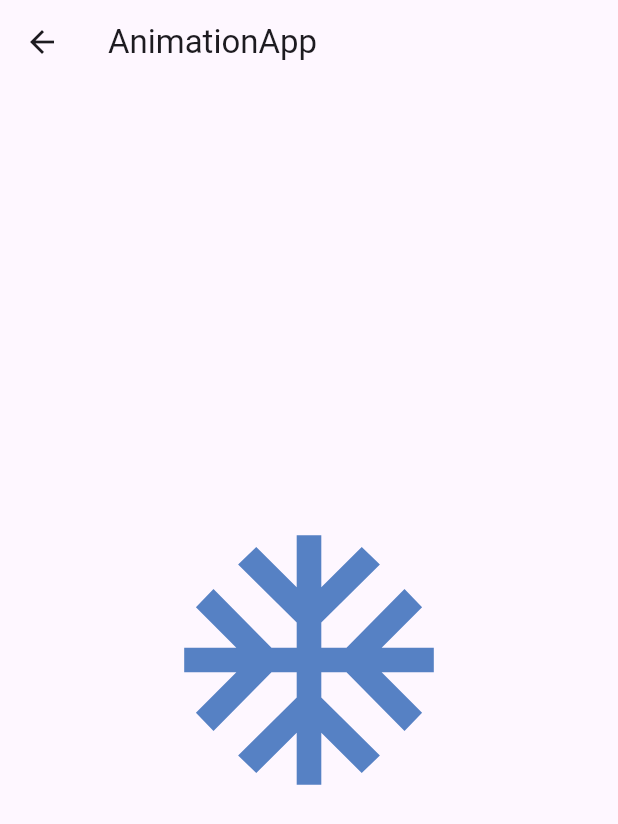
After one commit to KeingCasabona/Tecsup-semana12-flutter_codigo_animation, a Flutter app: the screen it shows after launch, scrolled down 1152 dp, after a tap on "Animation Page", on a phone screen of 412 x 824 dp. The commit adds this screen. Shown: the top 824 px of the screen. Run offline on Flutter 3.47's test engine with Material 3 defaults, Android fonts, the phone set to English and light mode, and no system bars.

Commit message:
feat: Add animaciones explicitas1

```diff
--- /dev/null
+++ b/lib/pages/animation_page.dart
@@ -0,0 +1,62 @@
+import 'package:flutter/material.dart';
+
+class AnimationPage extends StatefulWidget {
+  const AnimationPage({super.key});
+
+  @override
+  State<AnimationPage> createState() => _AnimationPageState();
+}
+
+class _AnimationPageState extends State<AnimationPage>
+    with SingleTickerProviderStateMixin {
+  late AnimationController _pruebaAnimationController;
+  late Animation _pruebaAnimation;
+
+  @override
+  void initState() {
+    // TODO: implement initState
+    super.initState();
+
+    _pruebaAnimationController = AnimationController(
+      vsync: this,
+      duration: Duration(milliseconds: 1200),
+    );
+    _pruebaAnimation = ColorTween(
+      begin: Colors.red,
+      end: Colors.blue,
+    ).animate(_pruebaAnimationController);
+
+    _pruebaAnimationController.forward();
+
+    _pruebaAnimationController.addListener(() {
+      setState(() {});
+      //print(_pruebaAnimationController.value);
+      print(_pruebaAnimation.value);
+    });
+  }
+
+  @override
+  Widget build(BuildContext context) {
+    return Scaffold(
+      appBar: AppBar(
+        title: const Text('AnimationApp'),
+      ),
+      body: Center(
+        child: AnimatedBuilder(
+            animation: _pruebaAnimation,
+            builder: (BuildContext context, _) {
+              return IconButton(
+                onPressed: () {
+                  //_pruebaAnimationController.forward();
+                },
+                icon: Icon(
+                  Icons.ac_unit,
+                  size: 200,
+                ),
+                color: _pruebaAnimation.value,
+              );
+            }),
+      ),
+    );
+  }
+}
--- a/lib/pages/home_page.dart
+++ b/lib/pages/home_page.dart
@@ -1,5 +1,6 @@
 import 'dart:math';
 
+import 'package:animation/pages/animation_page.dart';
 import 'package:animation/pages/hero_page.dart';
 import 'package:flutter/material.dart';
 
@@ -140,8 +141,6 @@ class _HomePageState extends State<HomePage> {
                   borderRadius: BorderRadius.circular(20),
                 ),
 
-                SizedBox(height: 200),
-
                 //ANIMATEDPOSITIONED:
                 Container(
                   color: Colors.blue,
@@ -162,7 +161,19 @@ class _HomePageState extends State<HomePage> {
                       ),
                     ],
                   ),
-                )
+                ),
+                SizedBox(height: 20),
+
+                ElevatedButton(
+                  onPressed: () {
+                    Navigator.push(
+                        context,
+                        MaterialPageRoute(
+                            builder: (context) => AnimationPage()));
+                  },
+                  child: Text('Animation Page'),
+                ),
+                SizedBox(height: 200),
               ],
             ),
           ),
```
